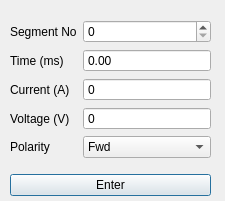
Before: the Qt Designer form PS_Data_Entry/entry_dialog.ui in mbromley-voxel/QTLearning, drawn with Qt 5.
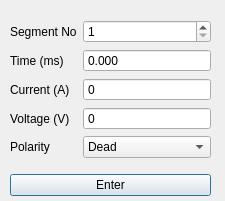
After: the same form once the commit is applied.

Commit message:
Corrected Table and UI
The table will now add blank segments if the user enters a segment that is not sequential with what is displayed already.  Also corrected the ranges available for all of the data entry window.  Added a reset button to reset to one segment.

What changed in the file:
```diff
--- a/PS_Data_Entry/entry_dialog.ui
+++ b/PS_Data_Entry/entry_dialog.ui
@@ -33,7 +33,14 @@
        </widget>
       </item>
       <item row="0" column="1">
-       <widget class="QSpinBox" name="spinBox_segment"/>
+       <widget class="QSpinBox" name="spinBox_segment">
+        <property name="minimum">
+         <number>1</number>
+        </property>
+        <property name="maximum">
+         <number>20</number>
+        </property>
+       </widget>
       </item>
       <item row="1" column="0">
        <widget class="QLabel" name="label">
@@ -65,6 +72,11 @@
       </item>
       <item row="4" column="1">
        <widget class="QComboBox" name="comboBox_polarity">
+        <item>
+         <property name="text">
+          <string>Dead</string>
+         </property>
+        </item>
         <item>
          <property name="text">
           <string>Fwd</string>
@@ -96,6 +108,12 @@
         <property name="buttonSymbols">
          <enum>QAbstractSpinBox::NoButtons</enum>
         </property>
+        <property name="decimals">
+         <number>3</number>
+        </property>
+        <property name="maximum">
+         <double>5000.000000000000000</double>
+        </property>
        </widget>
       </item>
      </layout>
```
Left out of the diff: 19 changed lines with no effect on the pictures. The commit also changes 4 other files.
